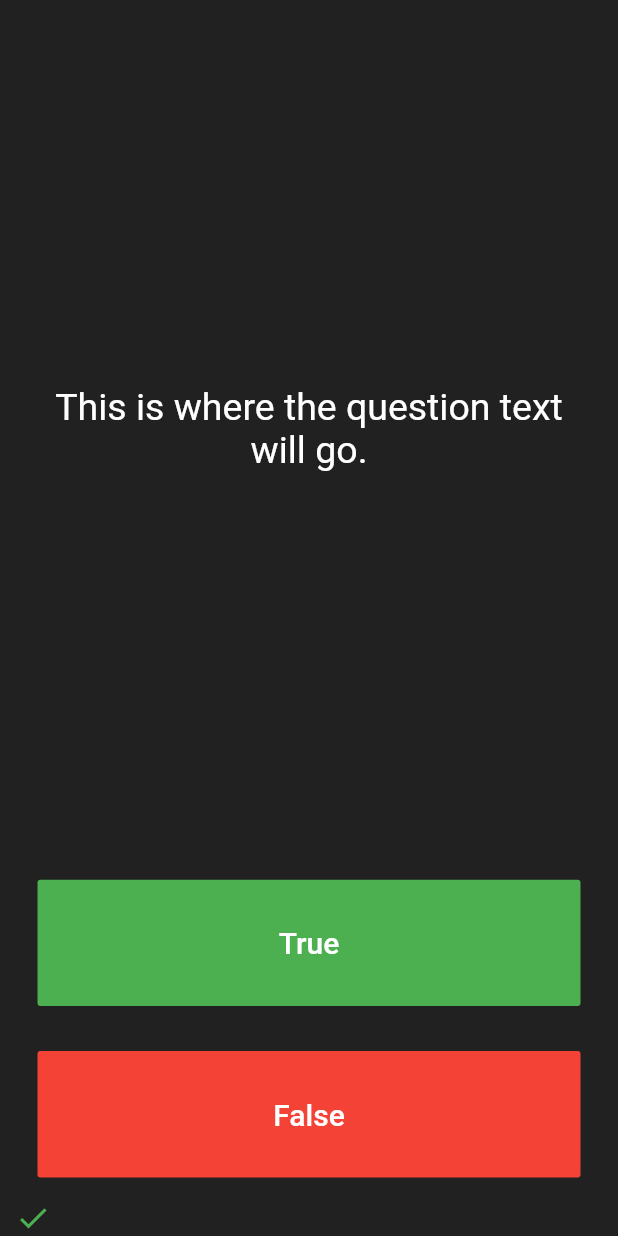
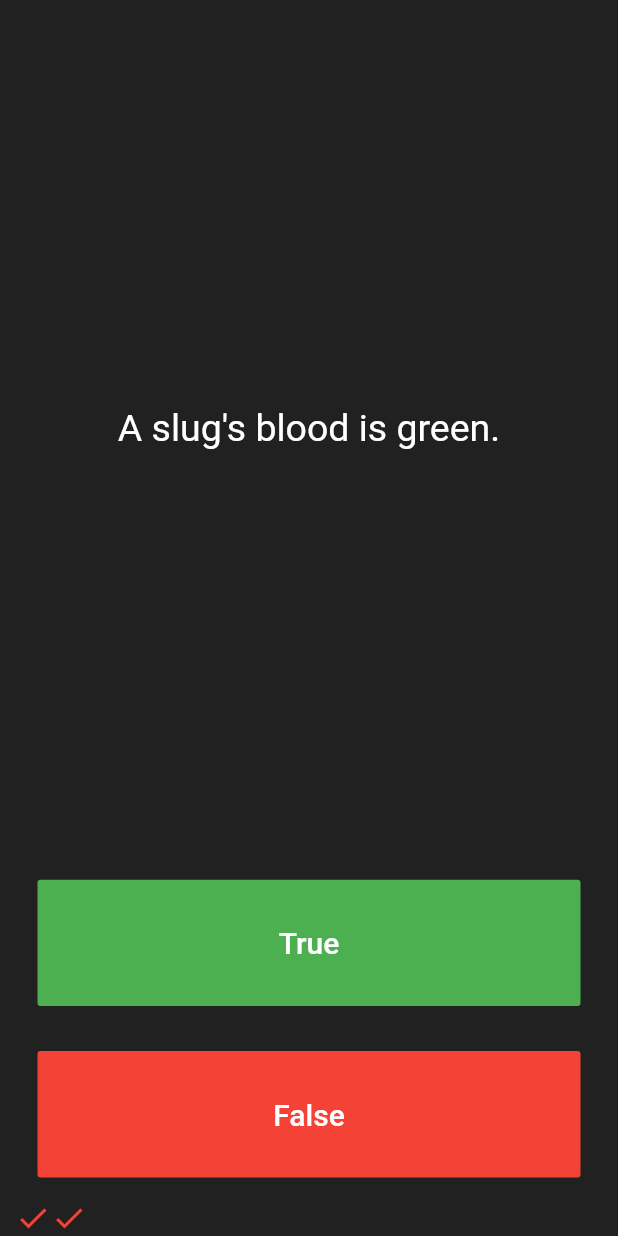
Before and after one commit to dustyfingers/quizzler_flutter, a Flutter app: the screen it shows after launch, after a tap on "True", after a tap on "False", on a phone screen of 412 x 824 dp. Run offline on Flutter 3.47's test engine with Material 2 defaults, Android fonts, the phone set to English and light mode, and no system bars.

Commit message:
object orientified our approach

```diff
--- a/lib/main.dart
+++ b/lib/main.dart
@@ -1,4 +1,5 @@
 import 'package:flutter/material.dart';
+import 'question.dart';
 
 void main() => runApp(Quizzler());
 
@@ -27,6 +28,42 @@ class QuizPage extends StatefulWidget {
 class _QuizPageState extends State<QuizPage> {
   List<Icon> scoreKeeper = [];
 
+  List<Question> questions = [
+    Question(q: 'You can lead a cow down stairs but not up stairs.', a: false),
+    Question(
+        q: 'Approximately one quarter of human bones are in the feet.',
+        a: true),
+    Question(q: 'A slug\'s blood is green.', a: true)
+  ];
+
+  int currentQuestionNum = 0;
+
+  void incrementQuestion() {
+    if (currentQuestionNum < questions.length - 1) {
+      setState(() {
+        currentQuestionNum += 1;
+      });
+    }
+  }
+
+  void addToScore(String type) {
+    setState(() {
+      type == 'plus'
+          ? scoreKeeper.add(
+              Icon(
+                Icons.check,
+                color: Colors.green,
+              ),
+            )
+          : scoreKeeper.add(
+              Icon(
+                Icons.check,
+                color: Colors.red,
+              ),
+            );
+    });
+  }
+
   @override
   Widget build(BuildContext context) {
     return Column(
@@ -39,7 +76,7 @@ class _QuizPageState extends State<QuizPage> {
             padding: EdgeInsets.all(10.0),
             child: Center(
               child: Text(
-                'This is where the question text will go.',
+                questions[currentQuestionNum].questionText,
                 textAlign: TextAlign.center,
                 style: TextStyle(
                   fontSize: 25.0,
@@ -63,14 +100,11 @@ class _QuizPageState extends State<QuizPage> {
                 ),
               ),
               onPressed: () {
-                setState(() {
-                  scoreKeeper.add(
-                    Icon(
-                      Icons.check,
-                      color: Colors.green,
-                    ),
-                  );
-                });
+                bool correctAnswer =
+                    questions[currentQuestionNum].questionAnswer;
+                correctAnswer ? addToScore('plus') : addToScore('minus');
+
+                incrementQuestion();
               },
             ),
           ),
@@ -88,7 +122,11 @@ class _QuizPageState extends State<QuizPage> {
                 ),
               ),
               onPressed: () {
-                //The user picked false.
+                bool correctAnswer =
+                    questions[currentQuestionNum].questionAnswer;
+                !correctAnswer ? addToScore('plus') : addToScore('minus');
+
+                incrementQuestion();
               },
             ),
           ),
@@ -100,7 +138,7 @@ class _QuizPageState extends State<QuizPage> {
 }
 
 /*
-question1: 'You can lead a cow down stairs but not up stairs.', false,
-question2: 'Approximately one quarter of human bones are in the feet.', true,
-question3: 'A slug\'s blood is green.', true,
+question1: , false,
+question2: , true,
+question3: , true,
 */
--- /dev/null
+++ b/lib/question.dart
@@ -0,0 +1,9 @@
+class Question {
+  String questionText;
+  bool questionAnswer;
+
+  Question({String q, bool a}) {
+    questionText = q;
+    questionAnswer = a;
+  }
+}
```
